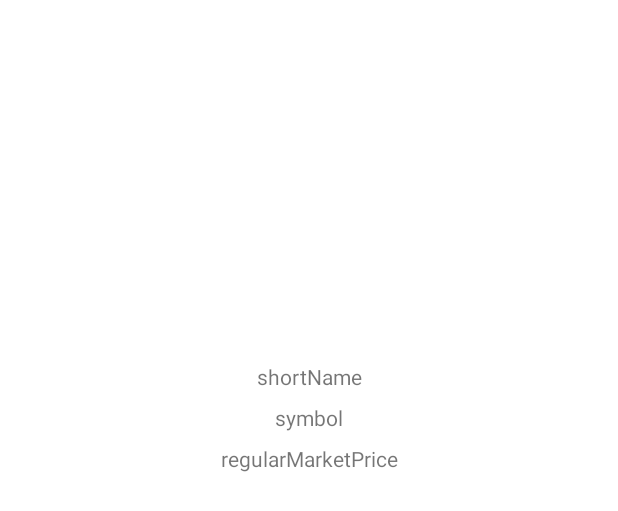
After one commit to leanbusqts/NotWallet, an Android app: the layout fragment_detail_quote.xml on its own in the app's theme, with its tools: preview values and no code run, on a phone screen of 412 x 824 dp. The commit adds this screen. Shown: the top 511 px of the screen. Run offline under Robolectric (Android 15) with nearby library versions, the phone set to English and light mode, and no system bars.

Commit message:
add temporary detail activity

```diff
--- /dev/null
+++ b/app/src/main/java/dev/bulean/notwallet/ui/detail_quote/DetailQuoteViewModel.kt
@@ -0,0 +1,5 @@
+package dev.bulean.notwallet.ui.detail_quote
+
+class DetailQuoteViewModel {
+
+}
--- a/app/src/main/java/dev/bulean/notwallet/ui/MainViewModel.kt
+++ b/app/src/main/java/dev/bulean/notwallet/ui/main/MainViewModel.kt
@@ -1,4 +1,4 @@
-package dev.bulean.notwallet.ui
+package dev.bulean.notwallet.ui.main
 
 import android.app.Application
 import android.util.Log
--- a/app/src/main/java/dev/bulean/notwallet/ui/MainViewModelFactory.kt
+++ b/app/src/main/java/dev/bulean/notwallet/ui/main/MainViewModelFactory.kt
@@ -1,4 +1,4 @@
-package dev.bulean.notwallet.ui
+package dev.bulean.notwallet.ui.main
 
 import android.app.Application
 import androidx.lifecycle.ViewModel
--- a/app/src/main/java/dev/bulean/notwallet/ui/QuotesAdapter.kt
+++ b/app/src/main/java/dev/bulean/notwallet/ui/main/QuotesAdapter.kt
@@ -1,4 +1,4 @@
-package dev.bulean.notwallet.ui
+package dev.bulean.notwallet.ui.main
 
 import android.view.LayoutInflater
 import android.view.View
--- /dev/null
+++ b/app/src/main/res/layout/fragment_detail_quote.xml
@@ -0,0 +1,40 @@
+<?xml version="1.0" encoding="utf-8"?>
+<androidx.constraintlayout.widget.ConstraintLayout xmlns:android="http://schemas.android.com/apk/res/android"
+    xmlns:app="http://schemas.android.com/apk/res-auto"
+    xmlns:tools="http://schemas.android.com/tools"
+    android:layout_width="match_parent"
+    android:layout_height="match_parent"
+    tools:context=".ui.MainActivity">
+
+    <TextView
+        android:id="@+id/shortName"
+        android:layout_width="wrap_content"
+        android:layout_height="wrap_content"
+        app:layout_constraintBottom_toBottomOf="parent"
+        app:layout_constraintEnd_toEndOf="parent"
+        app:layout_constraintStart_toStartOf="parent"
+        app:layout_constraintTop_toTopOf="parent"
+        app:layout_constraintVertical_bias="0.3"
+        tools:text="shortName" />
+
+    <TextView
+        android:id="@+id/symbol"
+        android:layout_width="wrap_content"
+        android:layout_height="wrap_content"
+        android:layout_marginTop="8dp"
+        app:layout_constraintEnd_toEndOf="parent"
+        app:layout_constraintStart_toStartOf="parent"
+        app:layout_constraintTop_toBottomOf="@+id/shortName"
+        tools:text="symbol" />
+
+    <TextView
+        android:id="@+id/regularMarketPrice"
+        android:layout_width="wrap_content"
+        android:layout_height="wrap_content"
+        android:layout_marginTop="8dp"
+        app:layout_constraintEnd_toEndOf="parent"
+        app:layout_constraintStart_toStartOf="parent"
+        app:layout_constraintTop_toBottomOf="@+id/symbol"
+        tools:text="regularMarketPrice" />
+
+</androidx.constraintlayout.widget.ConstraintLayout>
```
Also changed, not shown: app/src/main/java/dev/bulean/notwallet/ui/detail_quote/DetailQuoteFragment.kt (added, +23 -0 lines), app/src/main/java/dev/bulean/notwallet/ui/main/MainFragment.kt (renamed from app/src/main/java/dev/bulean/notwallet/ui/MainFragment.kt, +5 -5 lines), app/src/main/res/drawable/rounded_shape.xml (added, +18 -0 lines), app/src/main/res/layout/quote_layout.xml (+4 -13 lines), app/src/main/res/navigation/nav_graph.xml (+9 -1 lines).
